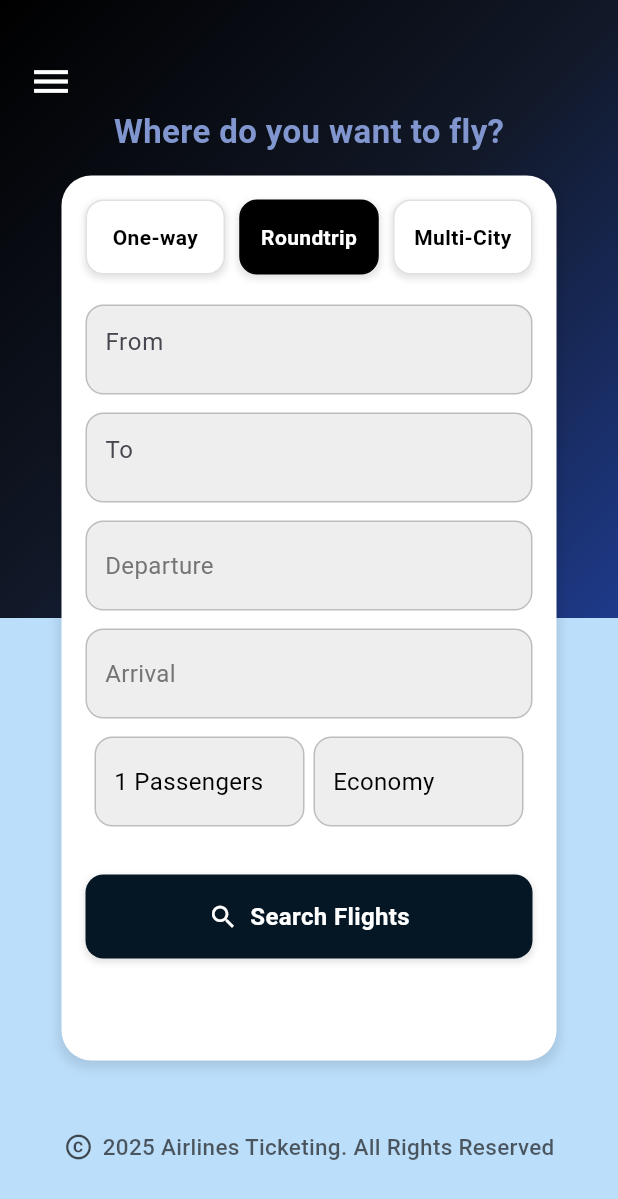
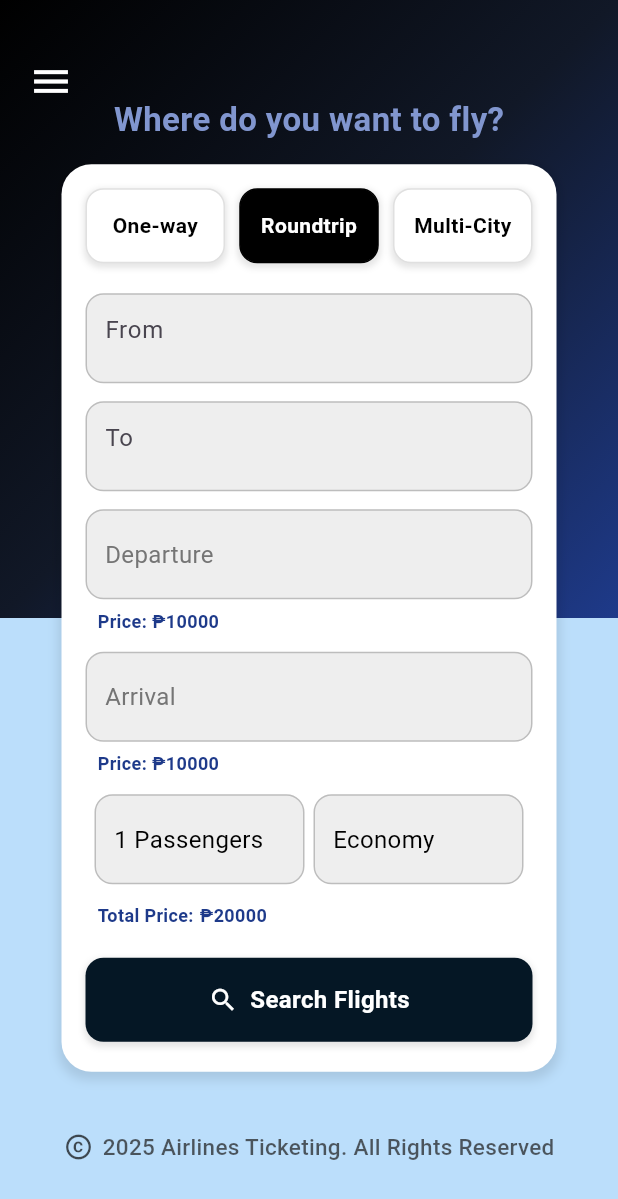
Before and after one commit to Ticketing-Airlines/Mobile_Flutter, a Flutter app: the BookRoundtrip screen opened directly, on a phone screen of 412 x 824 dp. Shown: the top 1199 px of the screen. Run offline on Flutter 3.47's test engine with Material 3 defaults, Android fonts, the phone set to English and light mode, and no system bars.

Commit message:
Update: resizeToAvoidBottomInset: false

```diff
--- a/lib/public/book.dart
+++ b/lib/public/book.dart
@@ -33,9 +33,6 @@ class _Book extends State<Book> {
   String _selectedClass = "Economy";
   int _selectedPrice = 0;
   int _departurePrice = 2000; // Default price below Departure
-  final bool _isTotalPriceManual = false; // new flag
-
-  bool _hasSelectedPassengers = false;
 
   bool _isSearchPressed = false;
 
@@ -117,10 +114,6 @@ class _Book extends State<Book> {
                       onPressed: () {
                         final total = _adults + _children + _infants;
                         box7Controller.text = "$total Passengers";
-
-                        setState(() {
-                          _hasSelectedPassengers = true;
-                        });
 
                         // Update total price
                         this.setState(() {
@@ -213,6 +206,7 @@ class _Book extends State<Book> {
   @override
   Widget build(BuildContext context) {
     return Scaffold(
+      resizeToAvoidBottomInset: false,
       drawer: Drawer(
         width: 300.0,
         backgroundColor: const Color(0xFF111827),
@@ -487,7 +481,7 @@ class _Book extends State<Book> {
                                     left: 8,
                                   ),
                                   child: Text(
-                                    'Total Price: ₱$_selectedPrice',
+                                    'Total Price: ${box6Controller.text.isEmpty ? '--' : '₱$_selectedPrice'}',
                                     style: const TextStyle(
                                       fontSize: 12,
                                       fontWeight: FontWeight.bold,
@@ -680,7 +674,6 @@ class _Book extends State<Book> {
       ),
       child: RawAutocomplete<String>(
         optionsBuilder: (TextEditingValue textEditingValue) {
-          String input = textEditingValue.text.toLowerCase();
           List<String> options = [];
 
           // Check if the input is a country name (exact match)
@@ -1029,7 +1022,7 @@ class _Book extends State<Book> {
         Padding(
           padding: const EdgeInsets.only(top: 6, left: 8),
           child: Text(
-            'Price: ₱$_departurePrice', // <-- use the new variable
+            'Price: ${box6Controller.text.isEmpty ? '--' : '₱$_departurePrice'}', // <-- use the new variable
             style: const TextStyle(
               fontSize: 12,
               fontWeight: FontWeight.bold,
--- a/lib/public/book_multicity.dart
+++ b/lib/public/book_multicity.dart
@@ -172,6 +172,7 @@ class _BookMulticityState extends State<BookMulticity> {
   @override
   Widget build(BuildContext context) {
     return Scaffold(
+      resizeToAvoidBottomInset: false,
       drawer: Drawer(
         width: 300.0,
         backgroundColor: const Color(0xFF111827),
--- a/lib/public/book_oneway.dart
+++ b/lib/public/book_oneway.dart
@@ -213,6 +213,7 @@ class _BookOneway extends State<BookOneway> {
   @override
   Widget build(BuildContext context) {
     return Scaffold(
+      resizeToAvoidBottomInset: false,
       drawer: Drawer(
         width: 300.0,
         backgroundColor: const Color(0xFF111827),
--- a/lib/public/book_roundtrip.dart
+++ b/lib/public/book_roundtrip.dart
@@ -37,6 +37,7 @@ class _BookRoundtrip extends State<BookRoundtrip> {
     super.initState();
     box7Controller.text = "${_adults + _children + _infants} Passengers";
     box8Controller.text = _selectedClass;
+    _calculatePrice();
   }
 
   void _calculatePrice() {
@@ -216,6 +217,7 @@ class _BookRoundtrip extends State<BookRoundtrip> {
   @override
   Widget build(BuildContext context) {
     return Scaffold(
+      resizeToAvoidBottomInset: false,
       drawer: Drawer(
         width: 300.0,
         backgroundColor: const Color(0xFF111827),
@@ -305,7 +307,7 @@ class _BookRoundtrip extends State<BookRoundtrip> {
       body: LayoutBuilder(
         builder: (context, constraints) {
           final screenHeight = constraints.maxHeight;
-          final boxHeight = 590.0;
+          final boxHeight = 605.0;
           final boxWidth = 330.0;
           final boxTop = (screenHeight / 2) - (boxHeight / 2);
           final screenWidth = MediaQuery.of(context).size.width;
@@ -450,32 +452,23 @@ class _BookRoundtrip extends State<BookRoundtrip> {
                         const SizedBox(height: 12),
 
                         // 🟩 Add total price display here
-                        if (box6Controller.text.isNotEmpty ||
-                            box9Controller.text.isNotEmpty)
-                          Container(
-                            width: 300,
-                            padding: const EdgeInsets.all(12),
-                            decoration: BoxDecoration(
-                              color: Colors.blue.shade50,
-                              borderRadius: BorderRadius.circular(12),
-                              border: Border.all(color: Colors.blue.shade200),
-                            ),
-                            child: Column(
-                              crossAxisAlignment: CrossAxisAlignment.start,
+                        Padding(
+                          padding: const EdgeInsets.only(left: 8),
+                          child: Row(
                             children: [
                               const Text(
-                                  "Total Price",
+                                "Total Price:",
                                 style: TextStyle(
-                                    fontSize: 15,
-                                    color: Colors.black54,
-                                    fontWeight: FontWeight.w500,
+                                  fontSize: 12,
+                                  color: Color(0xFF1E3A8A),
+                                  fontWeight: FontWeight.bold,
                                 ),
                               ),
-                                const SizedBox(height: 4),
+                              const SizedBox(width: 4),
                               Text(
                                 "₱$_totalPrice",
                                 style: const TextStyle(
-                                    fontSize: 20,
+                                  fontSize: 12,
                                   fontWeight: FontWeight.bold,
                                   color: Color(0xFF1E3A8A),
                                 ),
@@ -917,7 +910,6 @@ class _BookRoundtrip extends State<BookRoundtrip> {
             ),
           ),
         ),
-        if (controller.text.isNotEmpty)
         Padding(
           padding: const EdgeInsets.only(top: 6, left: 8),
           child: Text(
@@ -925,7 +917,7 @@ class _BookRoundtrip extends State<BookRoundtrip> {
                 ? 'Price: ₱$_departurePrice'
                 : 'Price: ₱$_arrivalPrice',
             style: const TextStyle(
-                fontSize: 16,
+              fontSize: 12,
               fontWeight: FontWeight.bold,
               color: Color(0xFF1E3A8A),
             ),
--- a/lib/services/flight_service.dart
+++ b/lib/services/flight_service.dart
@@ -11,7 +11,7 @@ class FlightService {
         from: "Philippines - Manila",
         to: "Philippines - Cebu",
         airline: "Philippine Airlines",
-        date: "2025-11-20",
+        date: "2025-12-20",
         time: "08:00 AM",
         price: 25000,
       ),
```
Lines whose indentation alone changed are shown as unchanged.
